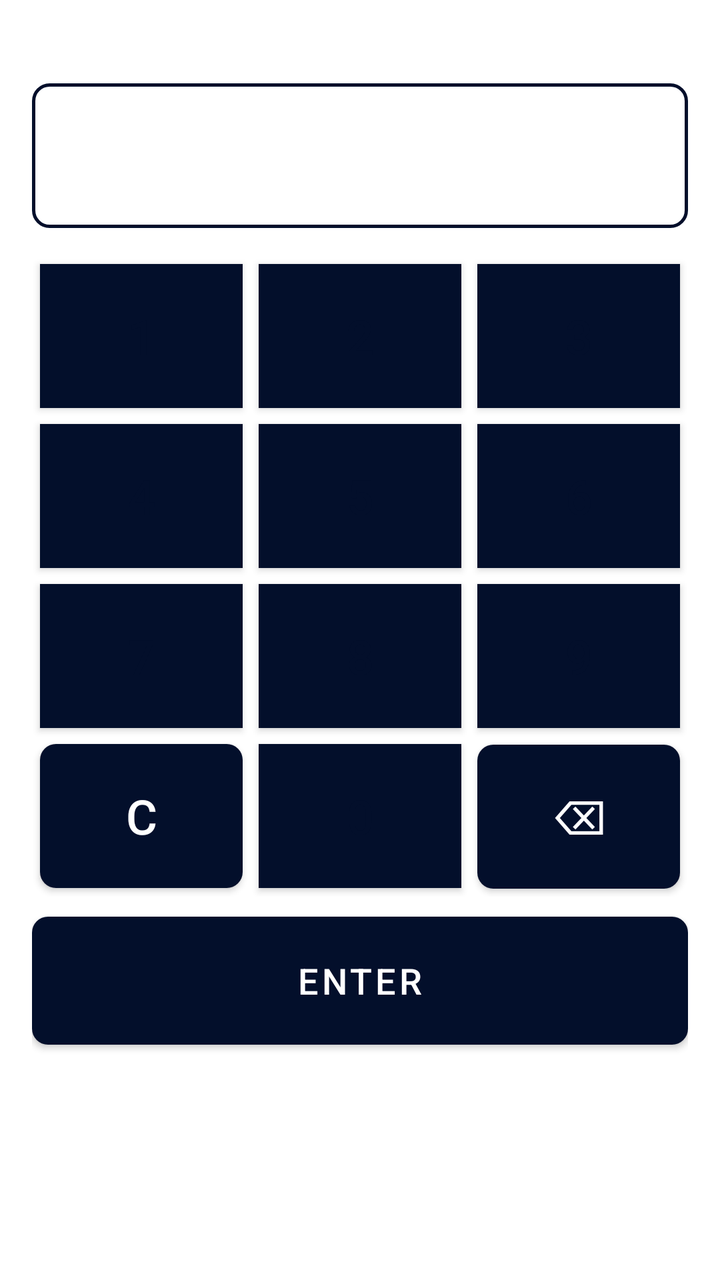
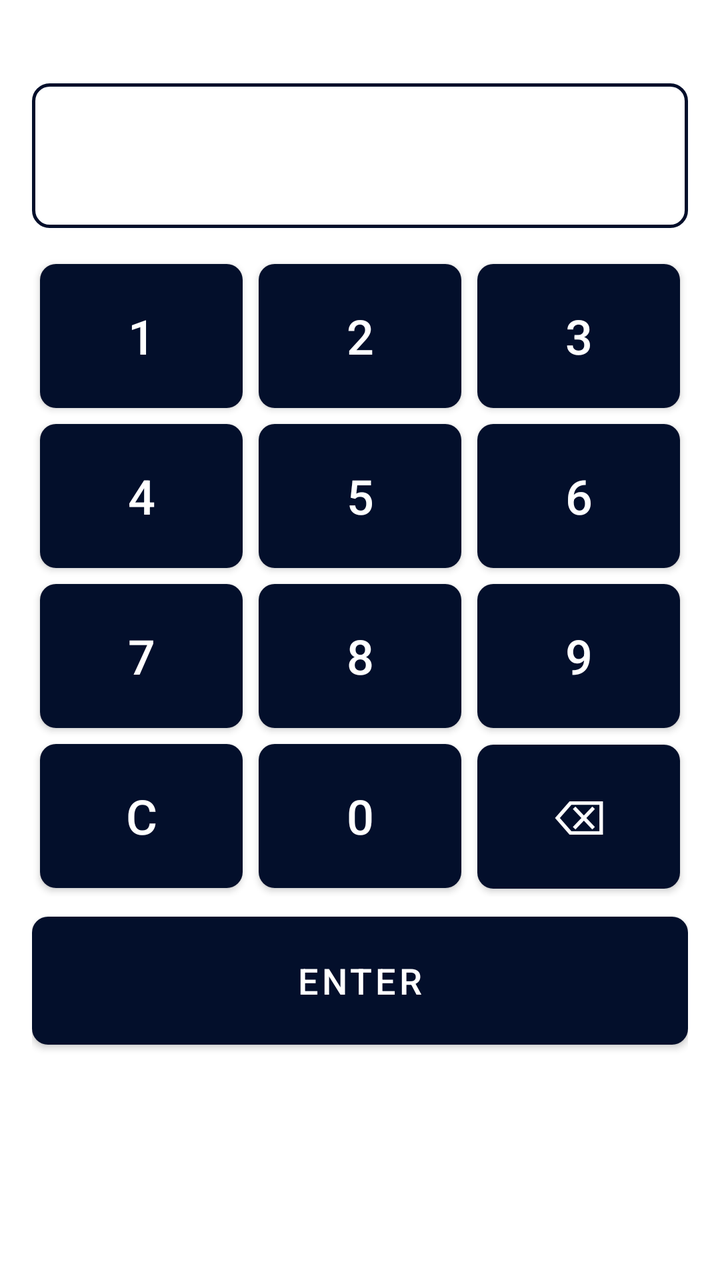

The first picture is an Android layout as it rendered before a commit; the second is the same layout after the commit. The layout source and the unified diff follow.
<!-- AndroidManifest.xml: application theme Theme.LiquorBeeWholesale -->
<!-- res/layout/dialog_number_pad.xml -->
<?xml version="1.0" encoding="utf-8"?>
<LinearLayout xmlns:android="http://schemas.android.com/apk/res/android"
    android:layout_width="320dp"
    android:layout_height="wrap_content"
    android:orientation="vertical"
    android:background="@color/white"
    android:padding="16dp">

    <TextView
        android:id="@+id/textPadTitle"
        android:layout_width="match_parent"
        android:layout_height="wrap_content"
        android:textSize="13sp"
        android:textColor="#888888"
        android:gravity="center" />

    <TextView
        android:id="@+id/textPadValue"
        android:layout_width="match_parent"
        android:layout_height="wrap_content"
        android:textSize="36sp"
        android:textStyle="bold"
        android:gravity="center"
        android:textColor="@color/purple_primary"
        android:background="@drawable/bg_dropdown_field"
        android:padding="12dp"
        android:layout_marginTop="8dp"
        android:layout_marginBottom="14dp" />

    <GridLayout
        android:layout_width="match_parent"
        android:layout_height="wrap_content"
        android:columnCount="3"
        android:rowCount="4">

        <Button android:id="@+id/pad1" style="@style/PadButton" android:text="1" />
        <Button android:id="@+id/pad2" style="@style/PadButton" android:text="2" />
        <Button android:id="@+id/pad3" style="@style/PadButton" android:text="3" />
        <Button android:id="@+id/pad4" style="@style/PadButton" android:text="4" />
        <Button android:id="@+id/pad5" style="@style/PadButton" android:text="5" />
        <Button android:id="@+id/pad6" style="@style/PadButton" android:text="6" />
        <Button android:id="@+id/pad7" style="@style/PadButton" android:text="7" />
        <Button android:id="@+id/pad8" style="@style/PadButton" android:text="8" />
        <Button android:id="@+id/pad9" style="@style/PadButton" android:text="9" />
        <Button android:id="@+id/padClear" style="@style/PadButton" android:text="C" android:background="@drawable/bg_button_muted" android:textColor="@color/white" />
        <Button android:id="@+id/pad0" style="@style/PadButton" android:text="0" />
        <Button android:id="@+id/padBackspace" style="@style/PadButton" android:text="⌫" android:background="@drawable/bg_button_muted" android:textColor="@color/white" />
    </GridLayout>

    <Button
        android:id="@+id/padEnter"
        android:layout_width="match_parent"
        android:layout_height="64dp"
        android:layout_marginTop="10dp"
        android:text="Enter"
        android:textSize="18sp"
        android:background="@drawable/bg_button_primary"
        android:textColor="@color/white" />

</LinearLayout>
<!-- resources referenced by this layout -->
<resources>
  <color name="purple_primary">#030F2B</color>
  <color name="white">#FFFFFFFF</color>
  <!-- drawable bg_button_muted (drawable) -->
  <?xml version="1.0" encoding="utf-8"?>
  <shape xmlns:android="http://schemas.android.com/apk/res/android" android:shape="rectangle">
      <solid android:color="#6B7280" />
      <corners android:radius="8dp" />
  </shape>
  <!-- drawable bg_button_primary (drawable) -->
  <?xml version="1.0" encoding="utf-8"?>
  <shape xmlns:android="http://schemas.android.com/apk/res/android" android:shape="rectangle">
      <solid android:color="@color/purple_primary" />
      <corners android:radius="8dp" />
  </shape>
  <!-- drawable bg_dropdown_field (drawable) -->
  <?xml version="1.0" encoding="utf-8"?>
  <shape xmlns:android="http://schemas.android.com/apk/res/android" android:shape="rectangle">
      <solid android:color="@color/white" />
      <stroke android:width="1.5dp" android:color="@color/purple_primary" />
      <corners android:radius="8dp" />
      <padding android:left="12dp" android:top="10dp" android:right="36dp" android:bottom="10dp" />
  </shape>
  <style name="PadButton">
          <item name="android:layout_width">0dp</item>
          <item name="android:layout_height">72dp</item>
          <item name="android:layout_columnWeight">1</item>
          <item name="android:layout_margin">4dp</item>
          <item name="android:textSize">24sp</item>
          <item name="android:textColor">@color/purple_primary</item>
          <item name="android:background">@color/card_surface_tint</item>
          <item name="android:backgroundTint">@null</item>
      </style>
  <style name="Theme.LiquorBeeWholesale" parent="Theme.MaterialComponents.DayNight.NoActionBar">
          <item name="colorPrimary">@color/purple_primary</item>
          <item name="colorPrimaryDark">@color/purple_dark</item>
          <item name="colorAccent">@color/purple_primary</item>
          <item name="android:statusBarColor" tools:targetApi="l">@color/purple_dark</item>
      </style>
  <color name="card_surface_tint">#E8EBF2</color>
  <color name="purple_dark">#020A20</color>
</resources>

<!-- the commit's change to res/layout/dialog_number_pad.xml (unified diff, before → after) -->
@@ -42,9 +42,9 @@
         <Button android:id="@+id/pad7" style="@style/PadButton" android:text="7" />
         <Button android:id="@+id/pad8" style="@style/PadButton" android:text="8" />
         <Button android:id="@+id/pad9" style="@style/PadButton" android:text="9" />
-        <Button android:id="@+id/padClear" style="@style/PadButton" android:text="C" android:background="@drawable/bg_button_muted" android:textColor="@color/white" />
+        <Button android:id="@+id/padClear" style="@style/PadButton" android:text="C" />
         <Button android:id="@+id/pad0" style="@style/PadButton" android:text="0" />
-        <Button android:id="@+id/padBackspace" style="@style/PadButton" android:text="⌫" android:background="@drawable/bg_button_muted" android:textColor="@color/white" />
+        <Button android:id="@+id/padBackspace" style="@style/PadButton" android:text="⌫" />
     </GridLayout>
 
     <Button
<!-- resource entries referenced after the edit -->
@@ -28,8 +28,8 @@
           <item name="android:layout_columnWeight">1</item>
           <item name="android:layout_margin">4dp</item>
           <item name="android:textSize">24sp</item>
-          <item name="android:textColor">@color/purple_primary</item>
-          <item name="android:background">@color/card_surface_tint</item>
+          <item name="android:textColor">@color/white</item>
+          <item name="android:background">@drawable/bg_button_muted</item>
           <item name="android:backgroundTint">@null</item>
       </style>
   <style name="Theme.LiquorBeeWholesale" parent="Theme.MaterialComponents.DayNight.NoActionBar">
@@ -38,7 +38,6 @@
           <item name="colorAccent">@color/purple_primary</item>
           <item name="android:statusBarColor" tools:targetApi="l">@color/purple_dark</item>
       </style>
-  <color name="card_surface_tint">#E8EBF2</color>
   <color name="purple_dark">#020A20</color>
 </resources>
 
